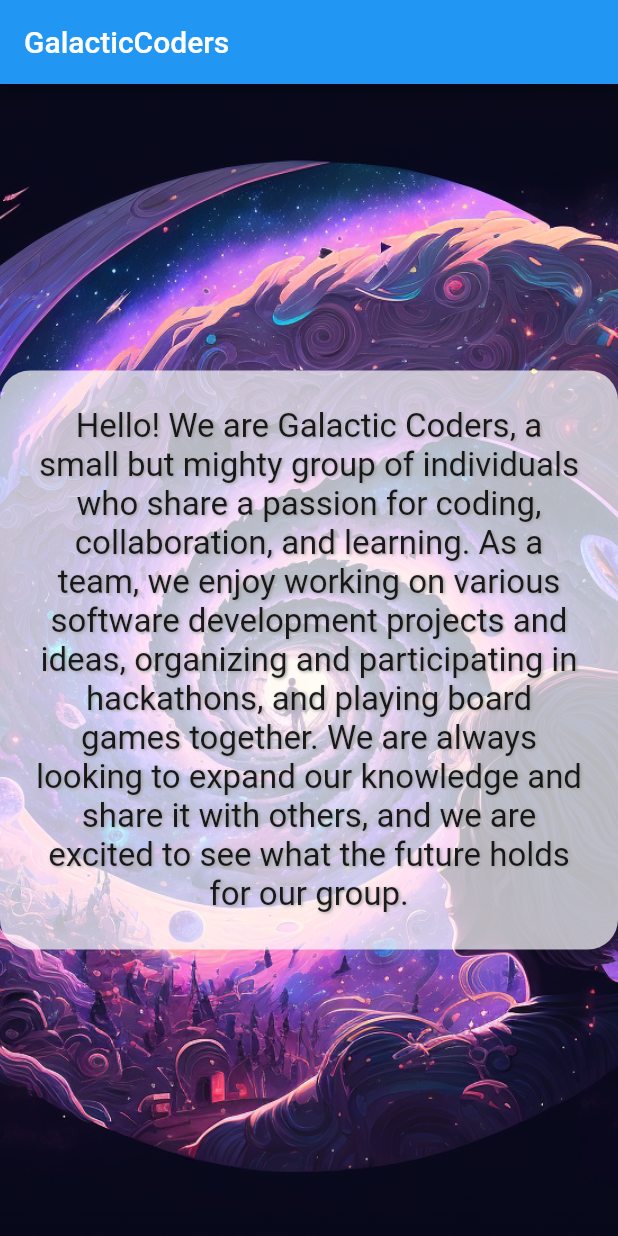
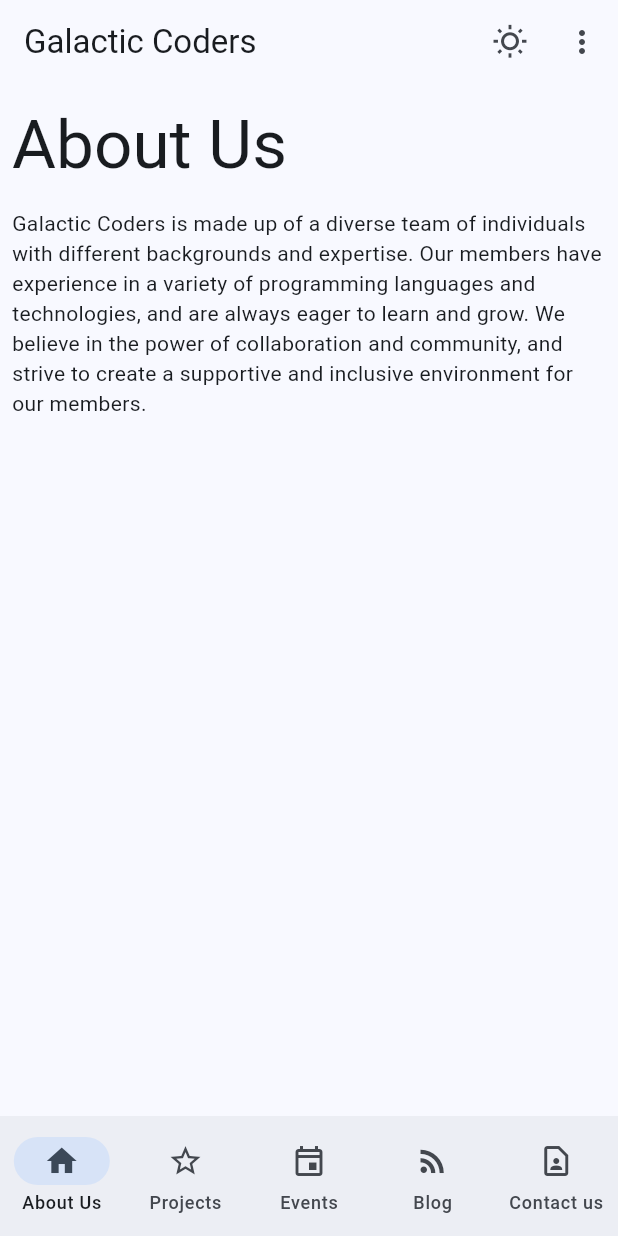
Before and after one commit to galacticcoders/galacticcoders.github.io, a Flutter app: the screen it shows after launch, on a phone screen of 412 x 824 dp. Run offline on Flutter 3.47's test engine with Material 2 defaults, Android fonts, the phone set to English and light mode, and no system bars.

Commit message:
feat: Add screens using the gpt3 generated text (#3)

```diff
--- a/lib/main.dart
+++ b/lib/main.dart
@@ -1,6 +1,5 @@
 import 'package:flutter/material.dart';
-
-import 'screens/home_screen.dart';
+import 'package:galacticcoders_website/screens/home_screen.dart';
 
 void main() {
   runApp(const GalacticCoders());
--- /dev/null
+++ b/lib/screens/about_us_screen.dart
@@ -0,0 +1,47 @@
+// Copyright 2021 The Flutter team. All rights reserved.
+// Use of this source code is governed by a BSD-style license that can be
+// found in the LICENSE file.
+
+import 'package:flutter/material.dart';
+
+class AboutUsScreen extends StatelessWidget {
+  const AboutUsScreen({super.key});
+
+  @override
+  Widget build(BuildContext context) {
+    final textTheme = Theme.of(context)
+        .textTheme
+        .apply(displayColor: Theme.of(context).colorScheme.onSurface);
+    return Expanded(
+      child: ListView(
+        children: <Widget>[
+          const SizedBox(height: 7),
+          TextStyleExample(name: "About Us", style: textTheme.displayMedium!),
+          TextStyleExample(
+              name:
+                  "Galactic Coders is made up of a diverse team of individuals with different backgrounds and expertise. Our members have experience in a variety of programming languages and technologies, and are always eager to learn and grow. We believe in the power of collaboration and community, and strive to create a supportive and inclusive environment for our members.",
+              style: textTheme.bodyMedium!),
+        ],
+      ),
+    );
+  }
+}
+
+class TextStyleExample extends StatelessWidget {
+  const TextStyleExample({
+    super.key,
+    required this.name,
+    required this.style,
+  });
+
+  final String name;
+  final TextStyle style;
+
+  @override
+  Widget build(BuildContext context) {
+    return Padding(
+      padding: const EdgeInsets.all(8.0),
+      child: Text(name, style: style),
+    );
+  }
+}
--- /dev/null
+++ b/lib/screens/blog_screen.dart
@@ -0,0 +1,56 @@
+// Copyright 2021 The Flutter team. All rights reserved.
+// Use of this source code is governed by a BSD-style license that can be
+// found in the LICENSE file.
+
+import 'package:flutter/material.dart';
+
+class BlogScreen extends StatelessWidget {
+  const BlogScreen({super.key});
+
+  @override
+  Widget build(BuildContext context) {
+    final textTheme = Theme.of(context)
+        .textTheme
+        .apply(displayColor: Theme.of(context).colorScheme.onSurface);
+    return Expanded(
+      child: ListView(
+        children: <Widget>[
+          const SizedBox(height: 7),
+          TextStyleExample(name: "Blog", style: textTheme.displayMedium!),
+          TextStyleExample(
+              name:
+                  "Galactic Coders is always looking for ways to share our knowledge and expertise with the wider community. Our blog features articles and posts written by our members and guest contributors, covering a range of topics related to coding and software development. Some of the recent posts on our blog include: ",
+              style: textTheme.bodyMedium!),
+          TextStyleExample(
+              name: "\"Top 10 coding languages to learn in 2021\"",
+              style: textTheme.titleMedium!),
+          TextStyleExample(
+              name: "\"How to get started with machine learning\"",
+              style: textTheme.titleMedium!),
+          TextStyleExample(
+              name: "\"5 essential tools for every software developer\"",
+              style: textTheme.titleMedium!),
+        ],
+      ),
+    );
+  }
+}
+
+class TextStyleExample extends StatelessWidget {
+  const TextStyleExample({
+    super.key,
+    required this.name,
+    required this.style,
+  });
+
+  final String name;
+  final TextStyle style;
+
+  @override
+  Widget build(BuildContext context) {
+    return Padding(
+      padding: const EdgeInsets.all(8.0),
+      child: Text(name, style: style),
+    );
+  }
+}
--- /dev/null
+++ b/lib/screens/component_screen.dart
@@ -0,0 +1,152 @@
+// Copyright 2021 The Flutter team. All rights reserved.
+// Use of this source code is governed by a BSD-style license that can be
+// found in the LICENSE file.
+
+import 'package:flutter/material.dart';
+
+const List<NavigationDestination> appBarDestinations = [
+  NavigationDestination(
+    tooltip: "",
+    icon: Icon(Icons.home_outlined),
+    label: 'About Us',
+    selectedIcon: Icon(Icons.home),
+  ),
+  NavigationDestination(
+    tooltip: "",
+    icon: Icon(Icons.star_border_outlined),
+    label: 'Projects',
+    selectedIcon: Icon(Icons.star),
+  ),
+  NavigationDestination(
+    tooltip: "",
+    icon: Icon(Icons.event_outlined),
+    label: 'Events',
+    selectedIcon: Icon(Icons.event),
+  ),
+  NavigationDestination(
+    tooltip: "",
+    icon: Icon(Icons.rss_feed_outlined),
+    label: 'Blog',
+    selectedIcon: Icon(Icons.rss_feed),
+  ),
+  NavigationDestination(
+    tooltip: "",
+    icon: Icon(Icons.contact_page_outlined),
+    label: 'Contact us',
+    selectedIcon: Icon(Icons.contact_page),
+  ),
+];
+
+final List<NavigationRailDestination> navRailDestinations = appBarDestinations
+    .map(
+      (destination) => NavigationRailDestination(
+        icon: Tooltip(
+          message: destination.label,
+          child: destination.icon,
+        ),
+        selectedIcon: Tooltip(
+          message: destination.label,
+          child: destination.selectedIcon,
+        ),
+        label: Text(destination.label),
+      ),
+    )
+    .toList();
+
+const List<Widget> exampleBarDestinations = [
+  NavigationDestination(
+    tooltip: "",
+    icon: Icon(Icons.explore_outlined),
+    label: 'Explore',
+    selectedIcon: Icon(Icons.explore),
+  ),
+  NavigationDestination(
+    tooltip: "",
+    icon: Icon(Icons.pets_outlined),
+    label: 'Pets',
+    selectedIcon: Icon(Icons.pets),
+  ),
+  NavigationDestination(
+    tooltip: "",
+    icon: Icon(Icons.account_box_outlined),
+    label: 'Account',
+    selectedIcon: Icon(Icons.account_box),
+  )
+];
+
+class NavigationBars extends StatefulWidget {
+  final void Function(int)? onSelectItem;
+  final int selectedIndex;
+  final bool isExampleBar;
+
+  const NavigationBars(
+      {super.key,
+      this.onSelectItem,
+      required this.selectedIndex,
+      required this.isExampleBar});
+
+  @override
+  State<NavigationBars> createState() => _NavigationBarsState();
+}
+
+class _NavigationBarsState extends State<NavigationBars> {
+  int _selectedIndex = 0;
+
+  @override
+  void initState() {
+    super.initState();
+    _selectedIndex = widget.selectedIndex;
+  }
+
+  @override
+  Widget build(BuildContext context) {
+    return NavigationBar(
+      selectedIndex: _selectedIndex,
+      onDestinationSelected: (index) {
+        setState(() {
+          _selectedIndex = index;
+        });
+        if (!widget.isExampleBar) widget.onSelectItem!(index);
+      },
+      destinations:
+          widget.isExampleBar ? exampleBarDestinations : appBarDestinations,
+    );
+  }
+}
+
+class NavigationRailSection extends StatefulWidget {
+  final void Function(int) onSelectItem;
+  final int selectedIndex;
+
+  const NavigationRailSection(
+      {super.key, required this.onSelectItem, required this.selectedIndex});
+
+  @override
+  State<NavigationRailSection> createState() => _NavigationRailSectionState();
+}
+
+class _NavigationRailSectionState extends State<NavigationRailSection> {
+  int _selectedIndex = 0;
+
+  @override
+  void initState() {
+    super.initState();
+    _selectedIndex = widget.selectedIndex;
+  }
+
+  @override
+  Widget build(BuildContext context) {
+    return NavigationRail(
+      minWidth: 50,
+      destinations: navRailDestinations,
+      selectedIndex: _selectedIndex,
+      useIndicator: true,
+      onDestinationSelected: (index) {
+        setState(() {
+          _selectedIndex = index;
+        });
+        widget.onSelectItem(index);
+      },
+    );
+  }
+}
--- /dev/null
+++ b/lib/screens/contact_us_screen.dart
@@ -0,0 +1,47 @@
+// Copyright 2021 The Flutter team. All rights reserved.
+// Use of this source code is governed by a BSD-style license that can be
+// found in the LICENSE file.
+
+import 'package:flutter/material.dart';
+
+class ContactUsScreen extends StatelessWidget {
+  const ContactUsScreen({super.key});
+
+  @override
+  Widget build(BuildContext context) {
+    final textTheme = Theme.of(context)
+        .textTheme
+        .apply(displayColor: Theme.of(context).colorScheme.onSurface);
+    return Expanded(
+      child: ListView(
+        children: <Widget>[
+          const SizedBox(height: 7),
+          TextStyleExample(name: "Contact Us", style: textTheme.displayMedium!),
+          TextStyleExample(
+              name:
+                  "Want to get in touch with Galactic Coders? We would love to hear from you! You can contact us through our website's contact form, or email us at [email protected] You can also follow us on social media to stay up-to-date with our latest projects and events. If you are interested in joining our group or collaborating with us on a project, please don't hesitate to reach out! ",
+              style: textTheme.bodyMedium!),
+        ],
+      ),
+    );
+  }
+}
+
+class TextStyleExample extends StatelessWidget {
+  const TextStyleExample({
+    super.key,
+    required this.name,
+    required this.style,
+  });
+
+  final String name;
+  final TextStyle style;
+
+  @override
+  Widget build(BuildContext context) {
+    return Padding(
+      padding: const EdgeInsets.all(8.0),
+      child: Text(name, style: style),
+    );
+  }
+}
--- /dev/null
+++ b/lib/screens/events_screen.dart
@@ -0,0 +1,64 @@
+// Copyright 2021 The Flutter team. All rights reserved.
+// Use of this source code is governed by a BSD-style license that can be
+// found in the LICENSE file.
+
+import 'package:flutter/material.dart';
+
+class EventsScreen extends StatelessWidget {
+  const EventsScreen({super.key});
+
+  @override
+  Widget build(BuildContext context) {
+    final textTheme = Theme.of(context)
+        .textTheme
+        .apply(displayColor: Theme.of(context).colorScheme.onSurface);
+    return Expanded(
+      child: ListView(
+        children: <Widget>[
+          const SizedBox(height: 7),
+          TextStyleExample(name: "Events", style: textTheme.displayMedium!),
+          TextStyleExample(
+              name:
+                  "Galactic Coders is actively involved in the coding and software development community, and we regularly organize and participate in events such as hackathons, workshops, and meetups. Some of the events that we have been involved in include: ",
+              style: textTheme.bodyMedium!),
+          TextStyleExample(name: "Code-A-Thon:", style: textTheme.titleMedium!),
+          TextStyleExample(
+              name:
+                  "A 24-hour hackathon where teams of coders compete to build the best software projects ",
+              style: textTheme.bodyMedium!),
+          TextStyleExample(
+              name: "Coding Bootcamp:", style: textTheme.titleMedium!),
+          TextStyleExample(
+              name:
+                  "A week-long intensive workshop that teaches participants the fundamentals of coding and software development ",
+              style: textTheme.bodyMedium!),
+          TextStyleExample(
+              name: "Meet and Code:", style: textTheme.titleMedium!),
+          TextStyleExample(
+              name:
+                  "A monthly meetup where members can network and share ideas with other coders and tech enthusiasts ",
+              style: textTheme.bodyMedium!),
+        ],
+      ),
+    );
+  }
+}
+
+class TextStyleExample extends StatelessWidget {
+  const TextStyleExample({
+    super.key,
+    required this.name,
+    required this.style,
+  });
+
+  final String name;
+  final TextStyle style;
+
+  @override
+  Widget build(BuildContext context) {
+    return Padding(
+      padding: const EdgeInsets.all(8.0),
+      child: Text(name, style: style),
+    );
+  }
+}
--- a/lib/screens/home_screen.dart
+++ b/lib/screens/home_screen.dart
@@ -1,39 +1,195 @@
+// Copyright 2021 The Flutter team. All rights reserved.
+// Use of this source code is governed by a BSD-style license that can be
+// found in the LICENSE file.
+
 import 'package:flutter/material.dart';
+import 'package:galacticcoders_website/screens/about_us_screen.dart';
+import 'package:galacticcoders_website/screens/blog_screen.dart';
+import 'package:galacticcoders_website/screens/component_screen.dart';
+import 'package:galacticcoders_website/screens/contact_us_screen.dart';
+import 'package:galacticcoders_website/screens/projects_screen.dart';
+import 'package:galacticcoders_website/screens/events_screen.dart';
 
-class HomeScreen extends StatelessWidget {
+void main() {
+  runApp(const HomeScreen());
+}
+
+class HomeScreen extends StatefulWidget {
   const HomeScreen({super.key});
 
   @override
+  State<HomeScreen> createState() => _HomeScreenState();
+}
+
+// NavigationRail shows if the screen width is greater or equal to
+// screenWidthThreshold; otherwise, NavigationBar is used for navigation.
+const double narrowScreenWidthThreshold = 450;
+
+const Color m3BaseColor = Color(0xff6750a4);
+const List<Color> colorOptions = [
+  m3BaseColor,
+  Colors.blue,
+  Colors.teal,
+  Colors.green,
+  Colors.yellow,
+  Colors.orange,
+  Colors.pink
+];
+const List<String> colorText = <String>[
+  "M3 Baseline",
+  "Blue",
+  "Teal",
+  "Green",
+  "Yellow",
+  "Orange",
+  "Pink",
+];
+
+class _HomeScreenState extends State<HomeScreen> {
+  bool useLightMode = true;
+  int screenIndex = 0;
+
+  late ThemeData themeData;
+
+  @override
+  initState() {
+    super.initState();
+    themeData = updateThemes(useLightMode);
+  }
+
+  ThemeData updateThemes(bool useLightMode) {
+    return ThemeData(
+        colorSchemeSeed: Colors.blue,
+        useMaterial3: true,
+        brightness: useLightMode ? Brightness.light : Brightness.dark);
+  }
+
+  void handleScreenChanged(int selectedScreen) {
+    setState(() {
+      screenIndex = selectedScreen;
+    });
+  }
+
+  void handleBrightnessChange() {
+    setState(() {
+      useLightMode = !useLightMode;
+      themeData = updateThemes(useLightMode);
+    });
+  }
+
+  void handleMaterialVersionChange() {
+    setState(() {
+      themeData = updateThemes(useLightMode);
+    });
+  }
+
+  void handleColorSelect(int value) {
+    setState(() {
+      themeData = updateThemes(useLightMode);
+    });
+  }
+
+  Widget createScreenFor(int screenIndex, bool showNavBarExample) {
+    switch (screenIndex) {
+      case 0:
+        return const AboutUsScreen();
+      case 1:
+        return const ProjectsScreen();
+      case 2:
+        return const EventsScreen();
+      case 3:
+        return const BlogScreen();
+      case 4:
+        return const ContactUsScreen();
+      default:
+        return const AboutUsScreen();
+    }
+  }
+
+  PreferredSizeWidget createAppBar() {
+    return AppBar(
+      title: const Text("Galactic Coders"),
+      actions: [
+        IconButton(
+          icon: useLightMode
+              ? const Icon(Icons.wb_sunny_outlined)
+              : const Icon(Icons.wb_sunny),
+          onPressed: handleBrightnessChange,
+          tooltip: "Toggle brightness",
+        ),
+        PopupMenuButton(
+          icon: const Icon(Icons.more_vert),
+          shape:
+              RoundedRectangleBorder(borderRadius: BorderRadius.circular(10)),
+          itemBuilder: (context) {
+            return List.generate(colorOptions.length, (index) {
+              return PopupMenuItem(
+                  value: index,
+                  child: Wrap(
+                    children: [
+                      Padding(
+                        padding: const EdgeInsets.only(left: 10),
+                        child: Icon(
+                          index == true
+                              ? Icons.color_lens
+                              : Icons.color_lens_outlined,
+                          color: colorOptions[index],
+                        ),
+                      ),
+                      Padding(
+                          padding: const EdgeInsets.only(left: 20),
+                          child: Text(colorText[index]))
+                    ],
+                  ));
+            });
+          },
+          onSelected: handleColorSelect,
+        ),
+      ],
+    );
+  }
+
+  @override
   Widget build(BuildContext context) {
-    return Scaffold(
-      appBar: AppBar(title: const Text('GalacticCoders')),
-      body: Container(
-        decoration: const BoxDecoration(
-            image: DecorationImage(
-          image: AssetImage('assets/spiral-galaxy-synthwave.png'),
-          fit: BoxFit.cover,
-        )),
-        child: Center(
-          child: Container(
-            padding: const EdgeInsets.all(24),
-            decoration: const BoxDecoration(
-              borderRadius: BorderRadius.all(Radius.circular(20)),
-              color: Colors.white70,
+    return MaterialApp(
+      debugShowCheckedModeBanner: false,
+      title: 'Material 3',
+      themeMode: useLightMode ? ThemeMode.light : ThemeMode.dark,
+      theme: themeData,
+      home: LayoutBuilder(builder: (context, constraints) {
+        if (constraints.maxWidth < narrowScreenWidthThreshold) {
+          return Scaffold(
+            appBar: createAppBar(),
+            body: Row(children: <Widget>[
+              createScreenFor(screenIndex, false),
+            ]),
+            bottomNavigationBar: NavigationBars(
+              onSelectItem: handleScreenChanged,
+              selectedIndex: screenIndex,
+              isExampleBar: false,
             ),
-            child: const Text(
-              'Hello! We are Galactic Coders, a small but mighty group of individuals who share a passion for coding, collaboration, and learning. As a team, we enjoy working on various software development projects and ideas, organizing and participating in hackathons, and playing board games together. We are always looking to expand our knowledge and share it with others, and we are excited to see what the future holds for our group.',
-              textAlign: TextAlign.center,
-              style: TextStyle(fontSize: 22, shadows: [
-                Shadow(
-                  offset: Offset(1.0, 1.0),
-                  blurRadius: 2.0,
-                  color: Colors.grey,
-                )
-              ]),
+          );
+        } else {
+          return Scaffold(
+            appBar: createAppBar(),
+            body: SafeArea(
+              bottom: false,
+              top: false,
+              child: Row(
+                children: <Widget>[
+                  Padding(
+                      padding: const EdgeInsets.symmetric(horizontal: 5),
+                      child: NavigationRailSection(
+                          onSelectItem: handleScreenChanged,
+                          selectedIndex: screenIndex)),
+                  const VerticalDivider(thickness: 1, width: 1),
+                  createScreenFor(screenIndex, true),
+                ],
+              ),
             ),
-          ),
-        ),
-      ),
+          );
+        }
+      }),
     );
   }
 }
--- /dev/null
+++ b/lib/screens/projects_screen.dart
@@ -0,0 +1,61 @@
+// Copyright 2021 The Flutter team. All rights reserved.
+// Use of this source code is governed by a BSD-style license that can be
+// found in the LICENSE file.
+
+import 'package:flutter/material.dart';
+
+class ProjectsScreen extends StatelessWidget {
+  const ProjectsScreen({super.key});
+
+  @override
+  Widget build(BuildContext context) {
+    final textTheme = Theme.of(context)
+        .textTheme
+        .apply(displayColor: Theme.of(context).colorScheme.onSurface);
+    return Expanded(
+      child: ListView(
+        children: <Widget>[
+          const SizedBox(height: 7),
+          TextStyleExample(name: "Projects", style: textTheme.displayMedium!),
+          TextStyleExample(
+              name: "Space Explorer:", style: textTheme.titleMedium!),
+          TextStyleExample(
+              name:
+                  "A mobile app that allows users to explore the solar system and learn about different planets and their features",
+              style: textTheme.bodyMedium!),
+          TextStyleExample(
+              name: "Galactic Chat:", style: textTheme.titleMedium!),
+          TextStyleExample(
+              name:
+                  "A web-based chat platform that allows users to communicate with each other in real-time",
+              style: textTheme.bodyMedium!),
+          TextStyleExample(
+              name: "Star Tracker:", style: textTheme.titleMedium!),
+          TextStyleExample(
+              name:
+                  "A desktop application that helps users track and monitor their favorite celestial bodies",
+              style: textTheme.bodyMedium!),
+        ],
+      ),
+    );
+  }
+}
+
+class TextStyleExample extends StatelessWidget {
+  const TextStyleExample({
+    super.key,
+    required this.name,
+    required this.style,
+  });
+
+  final String name;
+  final TextStyle style;
+
+  @override
+  Widget build(BuildContext context) {
+    return Padding(
+      padding: const EdgeInsets.all(8.0),
+      child: Text(name, style: style),
+    );
+  }
+}
```
Also changed, not shown: 1 other file.
